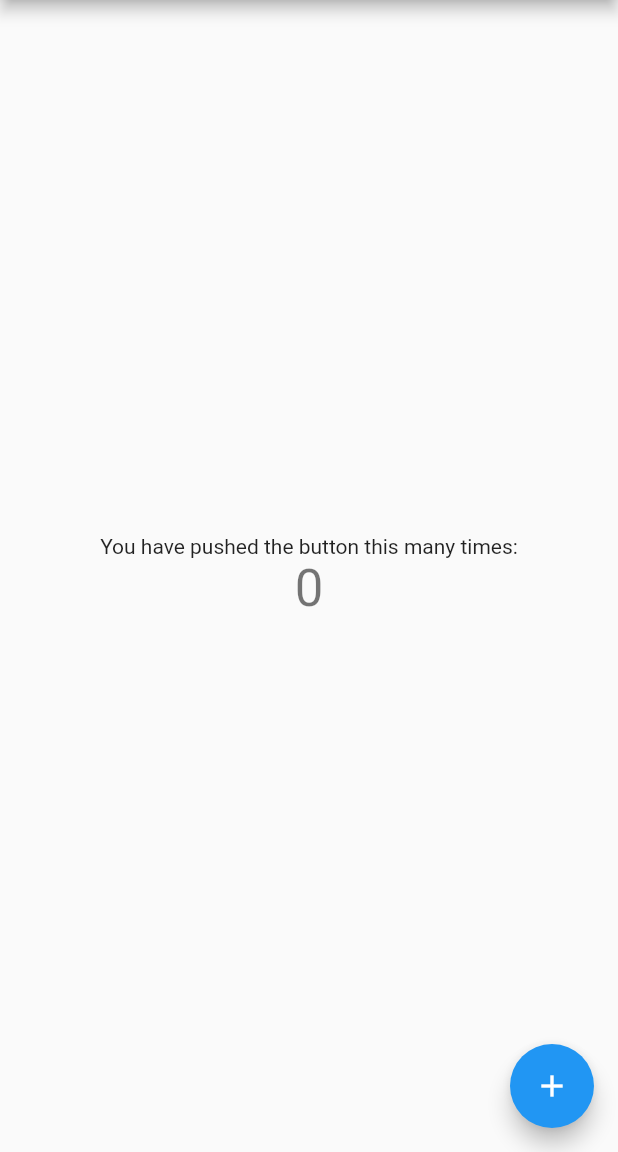
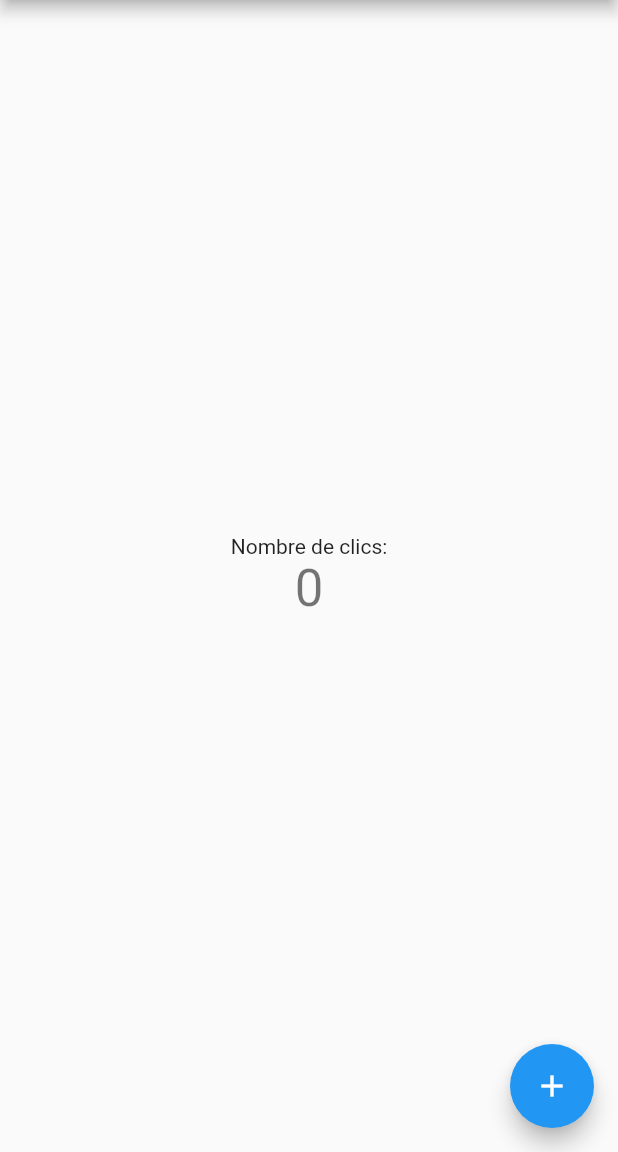
Before and after one commit to P-Giraffe/1h-premiere-app-flutter, a Flutter app: the screen it shows after launch, on a phone screen of 412 x 824 dp, the part 84-1236 px from its top. Run offline on Flutter 3.47's test engine with Material 2 defaults, Android fonts, the phone set to English and light mode, and no system bars.

Commit message:
13_2_Personnaliser_le_message_affiche

```diff
--- a/clicker/lib/main.dart
+++ b/clicker/lib/main.dart
@@ -5,25 +5,12 @@ void main() {
 }
 
 class MyApp extends StatelessWidget {
-  // This widget is the root of your application.
   @override
   Widget build(BuildContext context) {
     return MaterialApp(
       title: 'Flutter Demo',
       theme: ThemeData(
-        // This is the theme of your application.
-        //
-        // Try running your application with "flutter run". You'll see the
-        // application has a blue toolbar. Then, without quitting the app, try
-        // changing the primarySwatch below to Colors.green and then invoke
-        // "hot reload" (press "r" in the console where you ran "flutter run",
-        // or simply save your changes to "hot reload" in a Flutter IDE).
-        // Notice that the counter didn't reset back to zero; the application
-        // is not restarted.
         primarySwatch: Colors.blue,
-        // This makes the visual density adapt to the platform that you run
-        // the app on. For desktop platforms, the controls will be smaller and
-        // closer together (more dense) than on mobile platforms.
         visualDensity: VisualDensity.adaptivePlatformDensity,
       ),
       home: MyHomePage(title: 'Flutter Demo Home Page'),
@@ -33,16 +20,6 @@ class MyApp extends StatelessWidget {
 
 class MyHomePage extends StatefulWidget {
   MyHomePage({Key key, this.title}) : super(key: key);
-
-  // This widget is the home page of your application. It is stateful, meaning
-  // that it has a State object (defined below) that contains fields that affect
-  // how it looks.
-
-  // This class is the configuration for the state. It holds the values (in this
-  // case the title) provided by the parent (in this case the App widget) and
-  // used by the build method of the State. Fields in a Widget subclass are
-  // always marked "final".
-
   final String title;
 
   @override
@@ -54,51 +31,22 @@ class _MyHomePageState extends State<MyHomePage> {
 
   void _incrementCounter() {
     setState(() {
-      // This call to setState tells the Flutter framework that something has
-      // changed in this State, which causes it to rerun the build method below
-      // so that the display can reflect the updated values. If we changed
-      // _counter without calling setState(), then the build method would not be
-      // called again, and so nothing would appear to happen.
       _counter++;
     });
   }
 
   @override
   Widget build(BuildContext context) {
-    // This method is rerun every time setState is called, for instance as done
-    // by the _incrementCounter method above.
-    //
-    // The Flutter framework has been optimized to make rerunning build methods
-    // fast, so that you can just rebuild anything that needs updating rather
-    // than having to individually change instances of widgets.
     return Scaffold(
       appBar: AppBar(
-        // Here we take the value from the MyHomePage object that was created by
-        // the App.build method, and use it to set our appbar title.
         title: Text(widget.title),
       ),
       body: Center(
-        // Center is a layout widget. It takes a single child and positions it
-        // in the middle of the parent.
         child: Column(
-          // Column is also a layout widget. It takes a list of children and
-          // arranges them vertically. By default, it sizes itself to fit its
-          // children horizontally, and tries to be as tall as its parent.
-          //
-          // Invoke "debug painting" (press "p" in the console, choose the
-          // "Toggle Debug Paint" action from the Flutter Inspector in Android
-          // Studio, or the "Toggle Debug Paint" command in Visual Studio Code)
-          // to see the wireframe for each widget.
-          //
-          // Column has various properties to control how it sizes itself and
-          // how it positions its children. Here we use mainAxisAlignment to
-          // center the children vertically; the main axis here is the vertical
-          // axis because Columns are vertical (the cross axis would be
-          // horizontal).
           mainAxisAlignment: MainAxisAlignment.center,
           children: <Widget>[
             Text(
-              'You have pushed the button this many times:',
+              'Nombre de clics:',
             ),
             Text(
               '$_counter',
@@ -111,7 +59,7 @@ class _MyHomePageState extends State<MyHomePage> {
         onPressed: _incrementCounter,
         tooltip: 'Increment',
         child: Icon(Icons.add),
-      ), // This trailing comma makes auto-formatting nicer for build methods.
+      ),
     );
   }
 }
```
